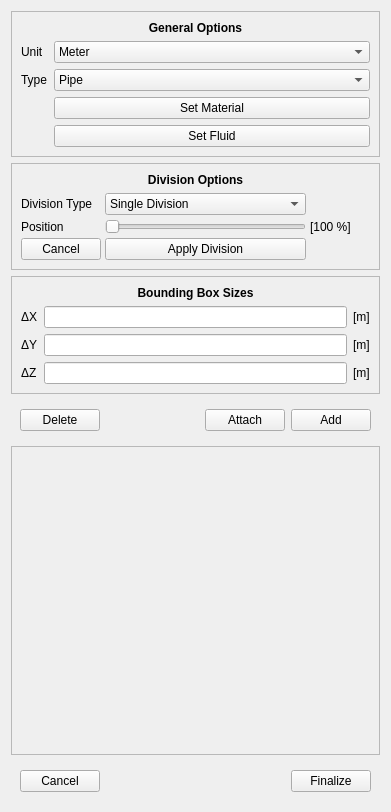
Old version of the form pulse/interface/ui_files/model/geometry/geometry_designer_widget.ui in the repository open-pulse/OpenPulse.
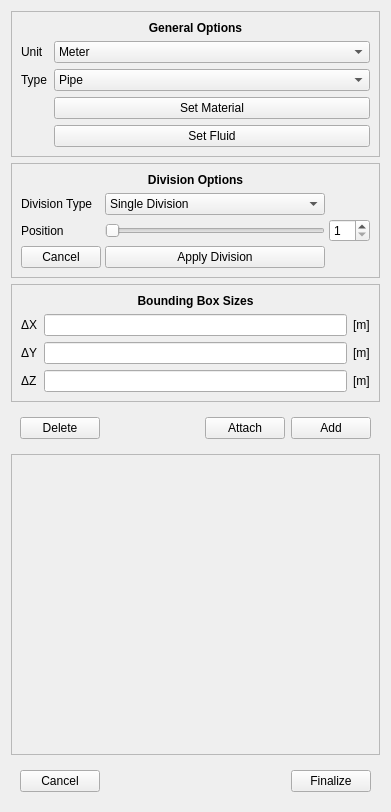
New version of the form.

Commit message: add a spinbox to allow direct user input as division parameter

What changed in the file:
```diff
--- a/pulse/interface/ui_files/model/geometry/geometry_designer_widget.ui
+++ b/pulse/interface/ui_files/model/geometry/geometry_designer_widget.ui
@@ -208,19 +208,6 @@
           </property>
          </widget>
         </item>
-        <item row="2" column="2">
-         <widget class="QLabel" name="division_amount_label">
-          <property name="minimumSize">
-           <size>
-            <width>60</width>
-            <height>0</height>
-           </size>
-          </property>
-          <property name="text">
-           <string>[100 %]</string>
-          </property>
-         </widget>
-        </item>
         <item row="0" column="1">
          <widget class="QComboBox" name="division_combobox">
           <item>
@@ -249,6 +236,13 @@
           </property>
          </widget>
         </item>
+        <item row="2" column="2">
+         <widget class="QSpinBox" name="division_amount_spinbox">
+          <property name="minimum">
+           <number>1</number>
+          </property>
+         </widget>
+        </item>
         <item row="2" column="1">
          <widget class="QSlider" name="division_slider">
           <property name="minimum">
```
The commit also changes 1 other file.
